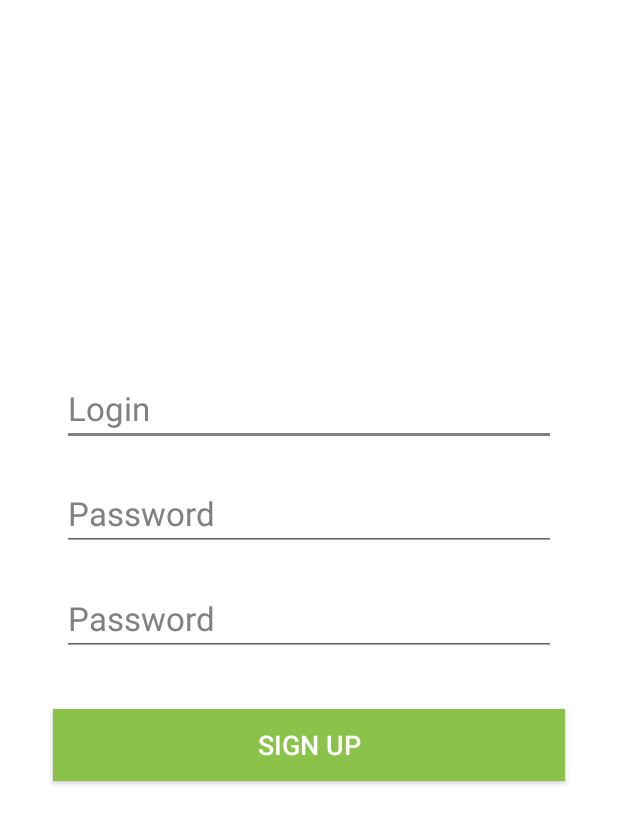
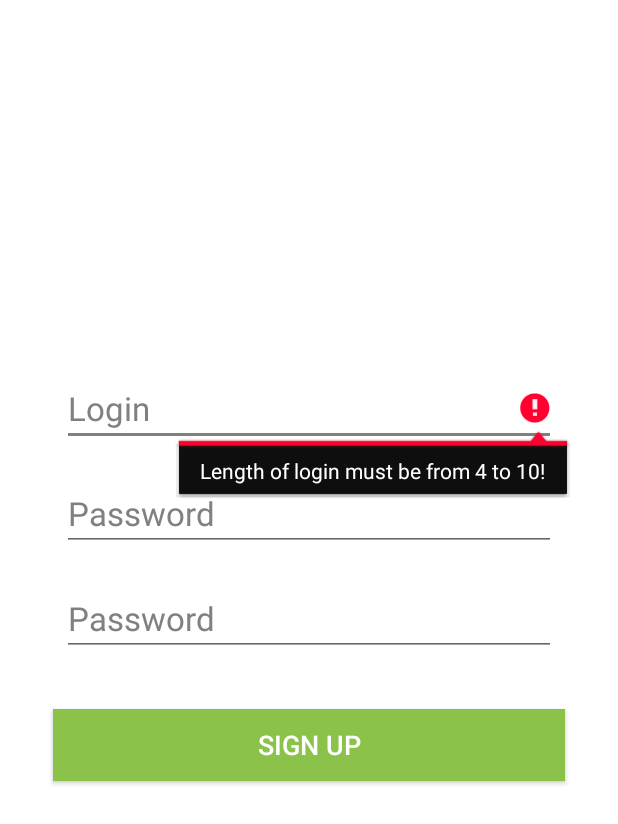
Before and after one commit to Andrberr/PhotosApp, an Android app: the SignUpFragment screen opened through its navigation route, in the side drawer, after a tap on "Map", on a phone screen of 412 x 824 dp. Shown: the top 824 px of the screen. Run offline under Robolectric (Android 15) with nearby library versions, the light colour scheme and no system bars; our stand-ins replace Dagger/Hilt's generated code, navigation-ui.

Commit message:
Sign up fixed

```diff
--- a/app/src/main/java/com/aajogo/jogo/photosapp/ui/sign/SignUpFragment.kt
+++ b/app/src/main/java/com/aajogo/jogo/photosapp/ui/sign/SignUpFragment.kt
@@ -69,7 +69,7 @@ class SignUpFragment : Fragment() {
 
     private fun isPasswordValid(password: String): Boolean {
         if (password.length != PASSWORD_LENGTH) {
-            showText(getString(R.string.password_length_error))
+            binding.inputPassword.error = getString(R.string.password_length_error)
             return false
         }
         val hasDigit = password.any { it.isDigit() }
@@ -85,7 +85,7 @@ class SignUpFragment : Fragment() {
 
     private fun isLoginValid(login: String): Boolean {
         if (login.length < LOGIN_MIN_LENGTH) {
-            showText(getString(R.string.login_length_error))
+            binding.inputLogin.error = getString(R.string.login_length_error)
             return false
         }
         val matcher = loginPattern.matcher(login)
--- a/app/src/main/res/layout/fragment_sign_up.xml
+++ b/app/src/main/res/layout/fragment_sign_up.xml
@@ -29,7 +29,7 @@
         android:layout_marginBottom="20dp"
         android:hint="@string/password"
         android:inputType="textPassword"
-        android:maxLength="8"
+        android:maxLength="10"
         android:textColor="@color/gray"
         android:textColorHint="@color/gray"
         android:textSize="22sp"
@@ -44,7 +44,7 @@
         android:layout_height="wrap_content"
         android:hint="@string/password"
         android:inputType="textPassword"
-        android:maxLength="8"
+        android:maxLength="10"
         android:textColor="@color/gray"
         android:textColorHint="@color/gray"
         android:textSize="22sp"
```
